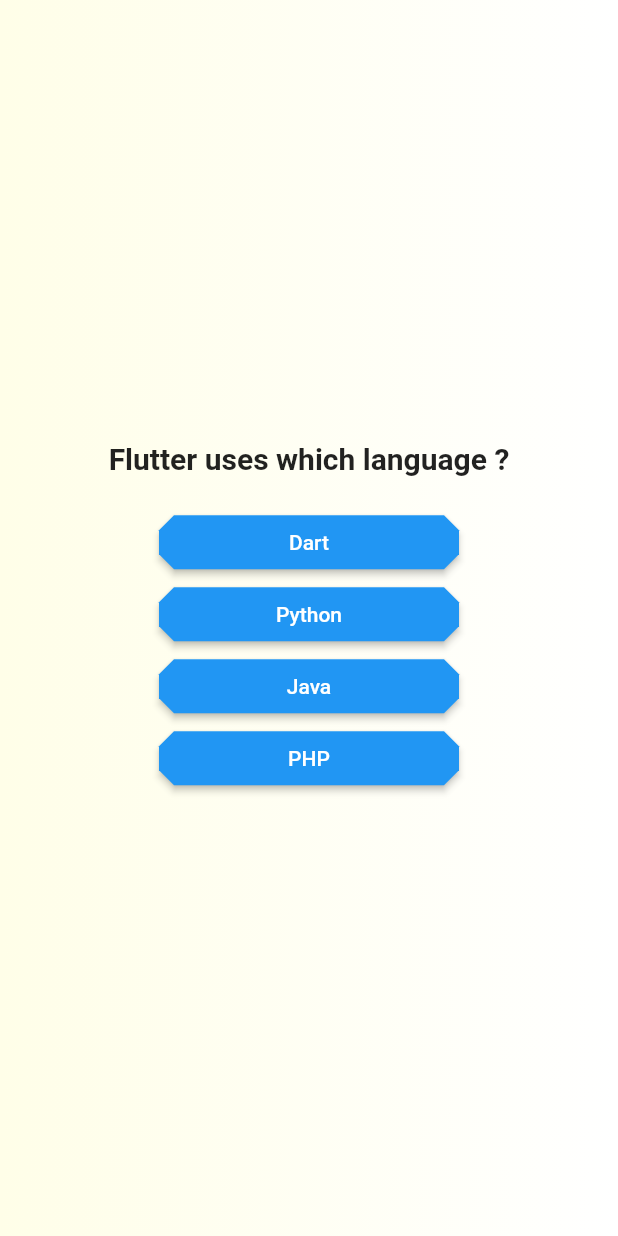
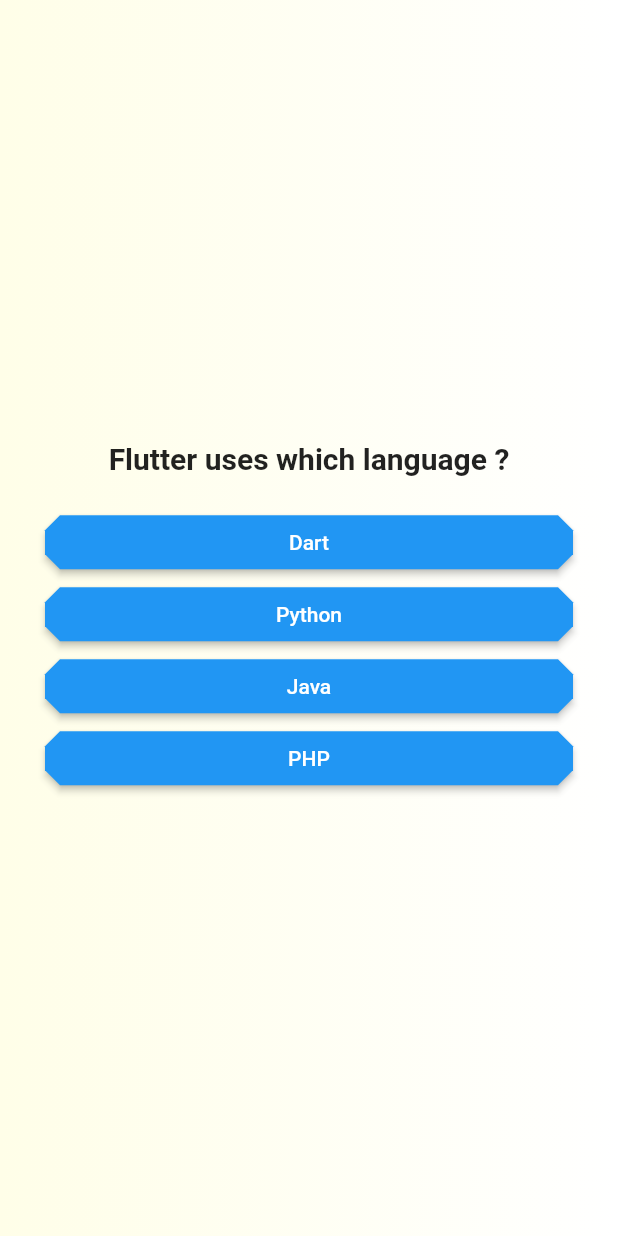
Before and after one commit to devxasd/quiz_app, a Flutter app: the screen it shows after launch, after a tap on "Start", on a phone screen of 412 x 824 dp. Run offline on Flutter 3.47's test engine with Material 2 defaults, Android fonts, the light colour scheme and no system bars.

Commit message:
Lecture 21 Alignment, Margin

```diff
--- a/lib/questions_screen.dart
+++ b/lib/questions_screen.dart
@@ -13,9 +13,11 @@
   @override
   Widget build(context) {
     return SizedBox(
-      child: Center(
+      child: Container(
+        margin: const EdgeInsets.all(30),
         child: Column(
           mainAxisAlignment: MainAxisAlignment.center,
+          crossAxisAlignment: CrossAxisAlignment.stretch,
           children: [
             Text(
               currentQuestion.question,
@@ -23,6 +25,7 @@
                 fontSize: 20,
                 fontWeight: FontWeight.bold,
               ),
+              textAlign: TextAlign.center,
             ),
             const SizedBox(
               height: 20,
```
